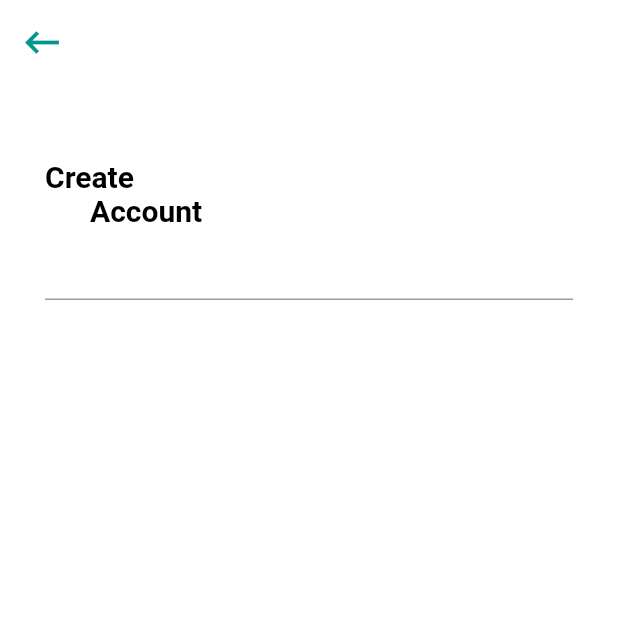
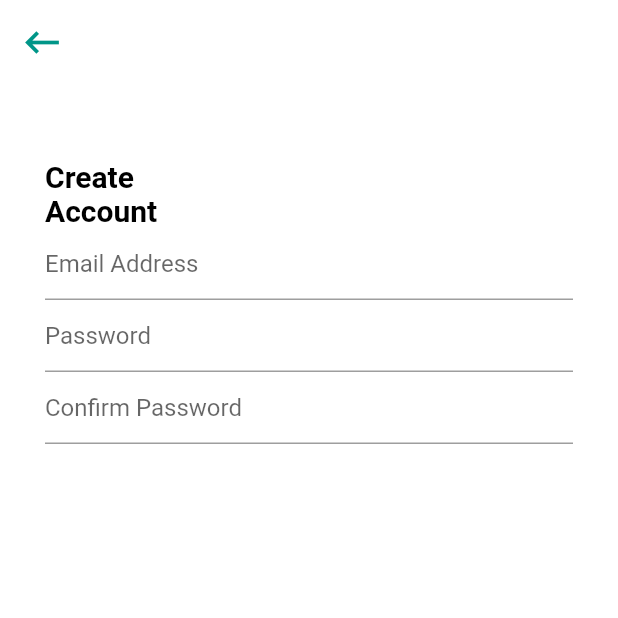
Before and after one commit to LifeofDan-EL/hookup, a Flutter app: the screen it shows after launch, after a tap on "Create an account", on a phone screen of 412 x 824 dp, the top half of it. Run offline on Flutter 3.47's test engine with Material 2 defaults, Android fonts, the phone set to English and light mode, and no system bars.

Commit message:
Working on Login and Sign up Screens

```diff
--- a/lib/home_page.dart
+++ b/lib/home_page.dart
@@ -53,6 +53,8 @@ class _HomePageState extends State<HomePage> {
                 color: Colors.white,
                 highlightColor: Colors.teal,
               ),
+
+
             )
           ],
         ),
--- a/lib/register_user_page.dart
+++ b/lib/register_user_page.dart
@@ -35,7 +35,7 @@ class RegisterUser extends StatelessWidget {
                 ),
               ),
               Padding(
-                padding: const EdgeInsets.only(left: 30),
+                padding: const EdgeInsets.only(),
                 child: Text(
                     'Account',
                     style:TextStyle(
@@ -46,8 +46,23 @@ class RegisterUser extends StatelessWidget {
                 ),
               ),
               TextField(
+            decoration: InputDecoration(
+           hintText: 'Email Address'
+            ),
+              ),
 
-              )
+              TextField(
+                decoration: InputDecoration(
+                    hintText: 'Password '
+                ),
+              ),
+
+              TextField(
+                decoration: InputDecoration(
+                    hintText: 'Confirm Password'
+                ),
+              ),
+
             ],
        ),
         ),
```
